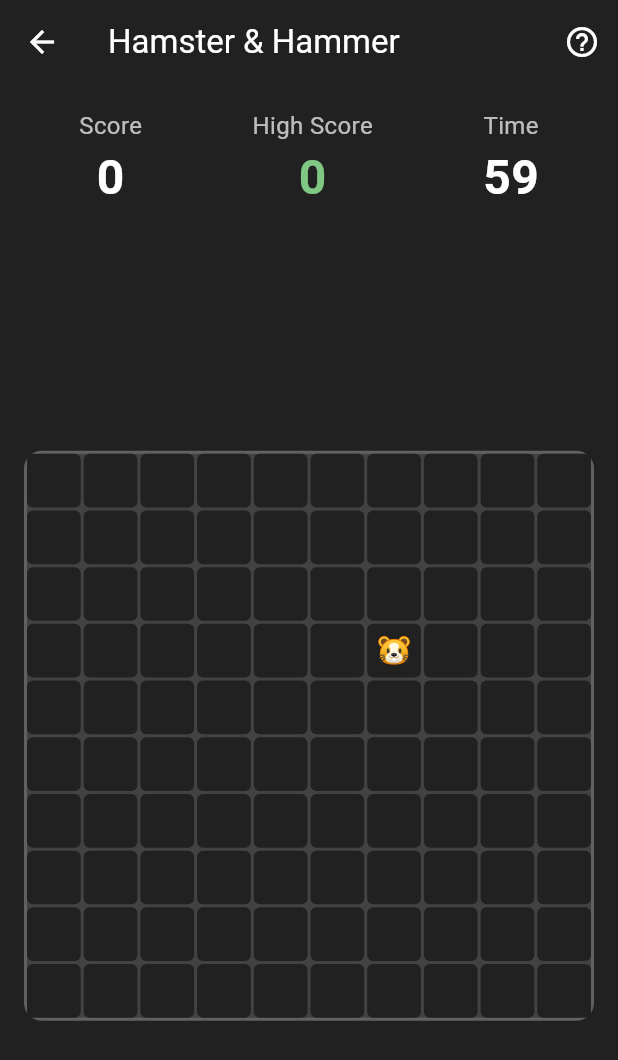
After one commit to EvalVis/cats-instinct, a Flutter app: the screen it shows after launch, after a tap on "Hamster & Hammer", on a phone screen of 412 x 824 dp. The commit adds this screen. Shown: the top 1060 px of the screen. Run offline on Flutter 3.47's test engine with Material 3 defaults, Android fonts, the phone set to English and light mode, and no system bars; our stand-ins replace shared_preferences.

Commit message:
Add hamster and hammer game

```diff
--- /dev/null
+++ b/lib/hamster_hammer_game.dart
@@ -0,0 +1,456 @@
+import 'dart:async';
+import 'dart:math';
+import 'package:flutter/material.dart';
+import 'package:shared_preferences/shared_preferences.dart';
+
+class HamsterHammerGame extends StatefulWidget {
+  const HamsterHammerGame({super.key});
+
+  @override
+  State<HamsterHammerGame> createState() => _HamsterHammerGameState();
+}
+
+class _HamsterHammerGameState extends State<HamsterHammerGame> {
+  static const int gridSize = 10;
+  final List<List<bool>> _grid = List.generate(
+    gridSize,
+    (_) => List.generate(gridSize, (_) => false),
+  );
+  int _score = 0;
+  int _highScore = 0;
+  int _timeRemaining = 60;
+  Timer? _gameTimer;
+  Timer? _hamsterTimer;
+  double _spawnDelay = 1500.0;
+  final Random _random = Random.secure();
+  int? _lastHamsterRow;
+  int? _lastHamsterCol;
+
+  @override
+  void initState() {
+    super.initState();
+    _loadHighScore();
+    _startGameTimer();
+    _spawnHamster();
+    _startHamsterTimer();
+  }
+
+  @override
+  void dispose() {
+    _gameTimer?.cancel();
+    _hamsterTimer?.cancel();
+    super.dispose();
+  }
+
+  Future<void> _loadHighScore() async {
+    final prefs = await SharedPreferences.getInstance();
+    setState(() {
+      _highScore = prefs.getInt('hamster_hammer_high_score') ?? 0;
+    });
+  }
+
+  Future<void> _saveHighScore(int score) async {
+    if (score > _highScore) {
+      final prefs = await SharedPreferences.getInstance();
+      await prefs.setInt('hamster_hammer_high_score', score);
+      setState(() {
+        _highScore = score;
+      });
+    }
+  }
+
+  void _startGameTimer() {
+    _gameTimer?.cancel();
+    _gameTimer = Timer.periodic(const Duration(seconds: 1), (timer) {
+      setState(() {
+        if (_timeRemaining > 0) {
+          _timeRemaining--;
+        } else {
+          _endGame();
+        }
+      });
+    });
+  }
+
+  void _startHamsterTimer() {
+    _hamsterTimer?.cancel();
+    _hamsterTimer = Timer.periodic(
+      Duration(milliseconds: _spawnDelay.round()),
+      (timer) {
+        _spawnHamster();
+      },
+    );
+  }
+
+  void _spawnHamster() {
+    setState(() {
+      for (int row = 0; row < gridSize; row++) {
+        for (int col = 0; col < gridSize; col++) {
+          _grid[row][col] = false;
+        }
+      }
+    });
+
+    final availablePositions = <List<int>>[];
+    for (int row = 0; row < gridSize; row++) {
+      for (int col = 0; col < gridSize; col++) {
+        if (row != _lastHamsterRow || col != _lastHamsterCol) {
+          availablePositions.add([row, col]);
+        }
+      }
+    }
+
+    if (availablePositions.isEmpty) {
+      for (int row = 0; row < gridSize; row++) {
+        for (int col = 0; col < gridSize; col++) {
+          availablePositions.add([row, col]);
+        }
+      }
+    }
+
+    availablePositions.shuffle(_random);
+    final position = availablePositions.first;
+    final row = position[0];
+    final col = position[1];
+
+    setState(() {
+      _grid[row][col] = true;
+      _lastHamsterRow = row;
+      _lastHamsterCol = col;
+    });
+  }
+
+  void _onCellTap(int row, int col) {
+    if (_grid[row][col]) {
+      setState(() {
+        _grid[row][col] = false;
+        _score++;
+        _spawnDelay = (_spawnDelay * 0.98).clamp(500.0, 3000.0);
+        _saveHighScore(_score);
+      });
+      _startHamsterTimer();
+    }
+  }
+
+  void _endGame() {
+    _gameTimer?.cancel();
+    _hamsterTimer?.cancel();
+    showDialog(
+      context: context,
+      barrierDismissible: false,
+      builder: (BuildContext context) {
+        return AlertDialog(
+          backgroundColor: Colors.grey[850],
+          title: const Text(
+            'Game Over!',
+            style: TextStyle(
+              color: Colors.white,
+              fontSize: 24,
+              fontWeight: FontWeight.bold,
+            ),
+          ),
+          content: Column(
+            mainAxisSize: MainAxisSize.min,
+            crossAxisAlignment: CrossAxisAlignment.start,
+            children: [
+              Text(
+                'Score: $_score',
+                style: const TextStyle(
+                  color: Colors.white,
+                  fontSize: 20,
+                ),
+              ),
+              const SizedBox(height: 8),
+              Text(
+                'High Score: $_highScore',
+                style: TextStyle(
+                  color: Colors.green[300],
+                  fontSize: 18,
+                ),
+              ),
+            ],
+          ),
+          actions: [
+            TextButton(
+              onPressed: () {
+                Navigator.of(context).pop();
+                Navigator.of(context).pop();
+              },
+              child: const Text(
+                'Back to Menu',
+                style: TextStyle(color: Colors.white70, fontSize: 16),
+              ),
+            ),
+            ElevatedButton(
+              onPressed: () {
+                Navigator.of(context).pop();
+                _resetGame();
+              },
+              style: ElevatedButton.styleFrom(
+                backgroundColor: Colors.green,
+                foregroundColor: Colors.white,
+              ),
+              child: const Text('Play Again'),
+            ),
+          ],
+        );
+      },
+    );
+  }
+
+  void _resetGame() {
+    setState(() {
+      for (int row = 0; row < gridSize; row++) {
+        for (int col = 0; col < gridSize; col++) {
+          _grid[row][col] = false;
+        }
+      }
+      _score = 0;
+      _timeRemaining = 60;
+      _spawnDelay = 1500.0;
+      _lastHamsterRow = null;
+      _lastHamsterCol = null;
+    });
+    _startGameTimer();
+    _spawnHamster();
+    _startHamsterTimer();
+  }
+
+  void _showInstructions(BuildContext context) {
+    showDialog(
+      context: context,
+      builder: (BuildContext context) {
+        return AlertDialog(
+          backgroundColor: Colors.grey[850],
+          title: const Text(
+            'How to Play',
+            style: TextStyle(
+              color: Colors.white,
+              fontSize: 24,
+              fontWeight: FontWeight.bold,
+            ),
+          ),
+          content: SingleChildScrollView(
+            child: Column(
+              crossAxisAlignment: CrossAxisAlignment.start,
+              mainAxisSize: MainAxisSize.min,
+              children: [
+                const Text(
+                  'Hamster & Hammer!',
+                  style: TextStyle(
+                    color: Colors.white,
+                    fontSize: 18,
+                    fontWeight: FontWeight.bold,
+                  ),
+                ),
+                const SizedBox(height: 16),
+                _buildInstructionRow(
+                  Icons.grid_view,
+                  'Tap hamsters as they appear on the 10x10 grid.',
+                ),
+                const SizedBox(height: 12),
+                _buildInstructionRow(
+                  Icons.timer,
+                  'You have 60 seconds to catch as many hamsters as possible.',
+                ),
+                const SizedBox(height: 12),
+                _buildInstructionRow(
+                  Icons.speed,
+                  'Each catch increases the spawn speed of hamsters.',
+                ),
+                const SizedBox(height: 12),
+                _buildInstructionRow(
+                  Icons.star,
+                  'Try to beat your high score!',
+                ),
+              ],
+            ),
+          ),
+          actions: [
+            TextButton(
+              onPressed: () => Navigator.of(context).pop(),
+              child: const Text(
+                'Got it!',
+                style: TextStyle(color: Colors.green, fontSize: 16),
+              ),
+            ),
+          ],
+        );
+      },
+    );
+  }
+
+  Widget _buildInstructionRow(IconData icon, String text) {
+    return Row(
+      crossAxisAlignment: CrossAxisAlignment.start,
+      children: [
+        Icon(icon, color: Colors.green, size: 20),
+        const SizedBox(width: 12),
+        Expanded(
+          child: Text(
+            text,
+            style: const TextStyle(color: Colors.white70, fontSize: 14),
+          ),
+        ),
+      ],
+    );
+  }
+
+  @override
+  Widget build(BuildContext context) {
+    return Scaffold(
+      appBar: AppBar(
+        backgroundColor: Colors.grey[900],
+        leading: IconButton(
+          icon: const Icon(Icons.arrow_back, color: Colors.white),
+          onPressed: () {
+            _gameTimer?.cancel();
+            _hamsterTimer?.cancel();
+            Navigator.pop(context);
+          },
+        ),
+        title: const Text('Hamster & Hammer', style: TextStyle(color: Colors.white)),
+        actions: [
+          IconButton(
+            icon: const Icon(Icons.help_outline, color: Colors.white),
+            onPressed: () => _showInstructions(context),
+          ),
+        ],
+      ),
+      backgroundColor: Colors.grey[900],
+      body: SafeArea(
+        child: Column(
+          children: [
+            Padding(
+              padding: const EdgeInsets.all(16.0),
+              child: Row(
+                mainAxisAlignment: MainAxisAlignment.spaceAround,
+                children: [
+                  Column(
+                    children: [
+                      const Text(
+                        'Score',
+                        style: TextStyle(
+                          color: Colors.white70,
+                          fontSize: 16,
+                        ),
+                      ),
+                      Text(
+                        '$_score',
+                        style: const TextStyle(
+                          color: Colors.white,
+                          fontSize: 32,
+                          fontWeight: FontWeight.bold,
+                        ),
+                      ),
+                    ],
+                  ),
+                  Column(
+                    children: [
+                      const Text(
+                        'High Score',
+                        style: TextStyle(
+                          color: Colors.white70,
+                          fontSize: 16,
+                        ),
+                      ),
+                      Text(
+                        '$_highScore',
+                        style: TextStyle(
+                          color: Colors.green[300],
+                          fontSize: 32,
+                          fontWeight: FontWeight.bold,
+                        ),
+                      ),
+                    ],
+                  ),
+                  Column(
+                    children: [
+                      const Text(
+                        'Time',
+                        style: TextStyle(
+                          color: Colors.white70,
+                          fontSize: 16,
+                        ),
+                      ),
+                      Text(
+                        '$_timeRemaining',
+                        style: TextStyle(
+                          color: _timeRemaining > 30
+                              ? Colors.white
+                              : _timeRemaining > 10
+                                  ? Colors.orange
+                                  : Colors.red,
+                          fontSize: 32,
+                          fontWeight: FontWeight.bold,
+                        ),
+                      ),
+                    ],
+                  ),
+                ],
+              ),
+            ),
+            Expanded(
+              child: Center(
+                child: LayoutBuilder(
+                  builder: (context, constraints) {
+                    final availableSize = constraints.maxWidth - 32;
+                    final cellSize = (availableSize / gridSize).floor().toDouble();
+                    final gridWidth = cellSize * gridSize;
+
+                    return Container(
+                      width: gridWidth,
+                      height: gridWidth,
+                      decoration: BoxDecoration(
+                        color: Colors.grey[800],
+                        borderRadius: BorderRadius.circular(12),
+                        border: Border.all(
+                          color: Colors.grey[700]!,
+                          width: 2,
+                        ),
+                      ),
+                      child: GridView.builder(
+                        physics: const NeverScrollableScrollPhysics(),
+                        gridDelegate: const SliverGridDelegateWithFixedCrossAxisCount(
+                          crossAxisCount: gridSize,
+                          mainAxisSpacing: 2,
+                          crossAxisSpacing: 2,
+                        ),
+                        itemCount: gridSize * gridSize,
+                        itemBuilder: (context, index) {
+                          final row = index ~/ gridSize;
+                          final col = index % gridSize;
+                          final hasHamster = _grid[row][col];
+
+                          return GestureDetector(
+                            onTap: () => _onCellTap(row, col),
+                            child: Container(
+                              decoration: BoxDecoration(
+                                color: Colors.grey[900],
+                                borderRadius: BorderRadius.circular(4),
+                              ),
+                              child: hasHamster
+                                  ? Center(
+                                      child: Text(
+                                        '🐹',
+                                        style: TextStyle(
+                                          fontSize: cellSize * 0.5,
+                                        ),
+                                      ),
+                                    )
+                                  : null,
+                            ),
+                          );
+                        },
+                      ),
+                    );
+                  },
+                ),
+              ),
+            ),
+          ],
+        ),
+      ),
+    );
+  }
+}
--- a/lib/menu_screen.dart
+++ b/lib/menu_screen.dart
@@ -4,6 +4,7 @@ import 'package:shared_preferences/shared_preferences.dart';
 import 'package:url_launcher/url_launcher.dart';
 import 'color_match_game.dart';
 import 'cup_switching_game.dart';
+import 'hamster_hammer_game.dart';
 
 enum GameType { colorMatch, cupSwitching }
 
@@ -64,6 +65,15 @@ class _MenuScreenState extends State<MenuScreen> {
       context,
       MaterialPageRoute(
         builder: (context) => const CupSwitchingGame(sandbox: true),
+      ),
+    );
+  }
+
+  void _startHamsterHammer() {
+    Navigator.push(
+      context,
+      MaterialPageRoute(
+        builder: (context) => const HamsterHammerGame(),
       ),
     );
   }
@@ -194,6 +204,25 @@ class _MenuScreenState extends State<MenuScreen> {
                 width: 200,
                 height: 50,
                 child: ElevatedButton(
+                  onPressed: _startHamsterHammer,
+                  style: ElevatedButton.styleFrom(
+                    backgroundColor: Colors.orange,
+                    foregroundColor: Colors.white,
+                    shape: RoundedRectangleBorder(
+                      borderRadius: BorderRadius.circular(12),
+                    ),
+                  ),
+                  child: const Text(
+                    'Hamster & Hammer',
+                    style: TextStyle(fontSize: 20, fontWeight: FontWeight.bold),
+                  ),
+                ),
+              ),
+              const SizedBox(height: 20),
+              SizedBox(
+                width: 200,
+                height: 50,
+                child: ElevatedButton(
                   onPressed: _quitGame,
                   style: ElevatedButton.styleFrom(
                     backgroundColor: Colors.grey[800],
```
